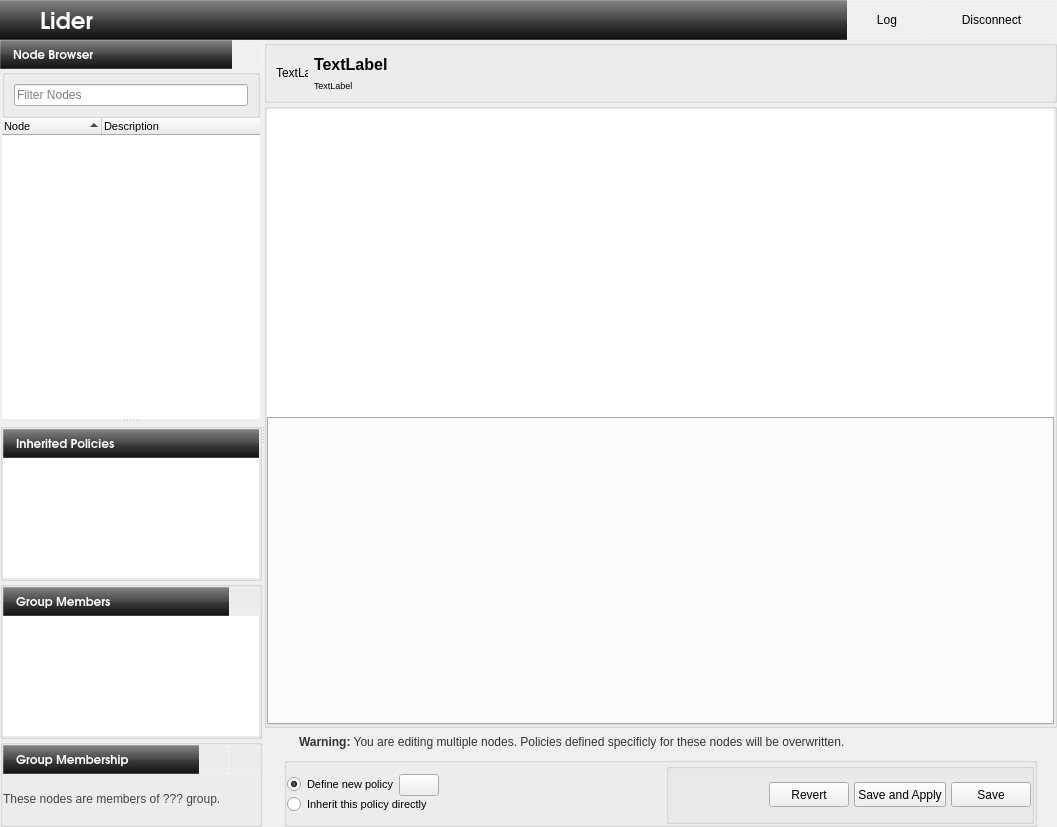
Before: the Qt Designer form branches/ahenk/2.0/renan.cakirerk/ahenk/lider/lider/main.ui in pars-linux/uludag, drawn with Qt 5.
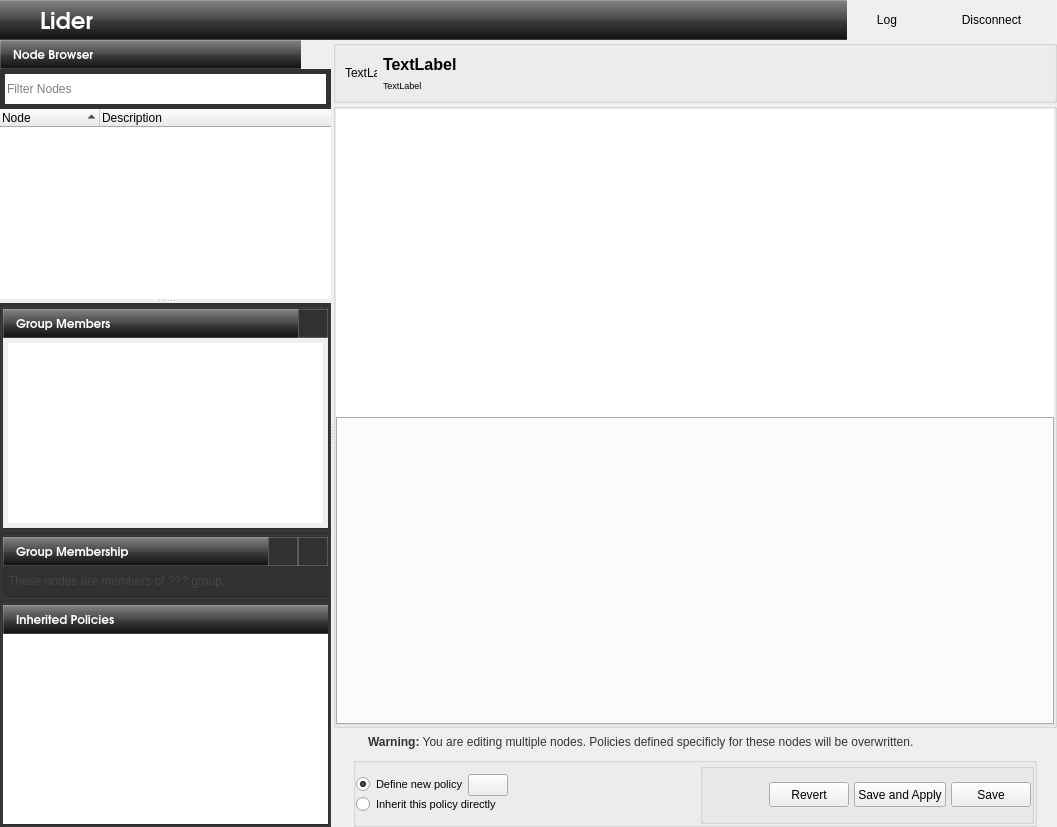
After: the same form once the commit is applied. Icons and pictures are not drawn.

Commit message: list members of groups

```diff
--- a/branches/ahenk/2.0/renan.cakirerk/ahenk/lider/lider/main.ui
+++ b/branches/ahenk/2.0/renan.cakirerk/ahenk/lider/lider/main.ui
@@ -1036,22 +1036,34 @@
            </property>
            <item row="1" column="0">
             <widget class="QSplitter" name="splitter_2">
+             <property name="sizePolicy">
+              <sizepolicy hsizetype="Preferred" vsizetype="Preferred">
+               <horstretch>0</horstretch>
+               <verstretch>0</verstretch>
+              </sizepolicy>
+             </property>
              <property name="orientation">
               <enum>Qt::Vertical</enum>
              </property>
-             <widget class="QWidget" name="widget" native="true">
+             <property name="opaqueResize">
+              <bool>false</bool>
+             </property>
+             <widget class="QWidget" name="widgetNodes" native="true">
               <property name="sizePolicy">
-               <sizepolicy hsizetype="Preferred" vsizetype="Expanding">
+               <sizepolicy hsizetype="Preferred" vsizetype="Preferred">
                 <horstretch>0</horstretch>
-                <verstretch>10</verstretch>
+                <verstretch>0</verstretch>
                </sizepolicy>
               </property>
               <property name="minimumSize">
                <size>
                 <width>0</width>
-                <height>350</height>
+                <height>0</height>
                </size>
               </property>
+              <property name="styleSheet">
+               <string notr="true">#widgetNodes{background-color: rgb(50, 50, 50);}</string>
+              </property>
               <layout class="QGridLayout" name="gridLayout_21">
                <property name="margin">
                 <number>0</number>
@@ -1059,36 +1071,12 @@
                <property name="spacing">
                 <number>0</number>
                </property>
-               <item row="0" column="0">
-                <widget class="QFrame" name="frameNodes">
-                 <property name="sizePolicy">
-                  <sizepolicy hsizetype="Expanding" vsizetype="Expanding">
-                   <horstretch>2</horstretch>
-                   <verstretch>0</verstretch>
-                  </sizepolicy>
-                 </property>
-                 <layout class="QGridLayout" name="gridLayout_2">
-                  <property name="leftMargin">
-                   <number>2</number>
-                  </property>
-                  <property name="topMargin">
-                   <number>0</number>
-                  </property>
-                  <property name="rightMargin">
-                   <number>2</number>
-                  </property>
-                  <property name="bottomMargin">
-                   <number>0</number>
-                  </property>
-                  <property name="spacing">
-                   <number>0</number>
-                  </property>
                   <item row="1" column="0">
                    <widget class="QTreeWidget" name="treeComputers">
                     <property name="sizePolicy">
                      <sizepolicy hsizetype="Expanding" vsizetype="Expanding">
                       <horstretch>0</horstretch>
-                      <verstretch>0</verstretch>
+                   <verstretch>2</verstretch>
                      </sizepolicy>
                     </property>
                     <property name="minimumSize">
@@ -1172,13 +1160,19 @@
                    </widget>
                   </item>
                   <item row="0" column="0">
-                   <widget class="QGroupBox" name="groupBox_6">
-                    <property name="title">
-                     <string/>
-                    </property>
-                    <layout class="QGridLayout" name="gridLayout_14">
-                     <item row="1" column="0">
                       <widget class="QLineEdit" name="lineFilterNodes">
+                 <property name="minimumSize">
+                  <size>
+                   <width>0</width>
+                   <height>40</height>
+                  </size>
+                 </property>
+                 <property name="styleSheet">
+                  <string notr="true">margin: 5px;</string>
+                 </property>
+                 <property name="frame">
+                  <bool>false</bool>
+                 </property>
                        <property name="placeholderText">
                         <string>Filter Nodes</string>
                        </property>
@@ -1186,13 +1180,16 @@
                      </item>
                     </layout>
                    </widget>
-                  </item>
-                 </layout>
-                </widget>
-               </item>
-              </layout>
-             </widget>
-             <widget class="QWidget" name="widget_2" native="true">
+             <widget class="QWidget" name="widgetDetails" native="true">
+              <property name="sizePolicy">
+               <sizepolicy hsizetype="Preferred" vsizetype="Preferred">
+                <horstretch>0</horstretch>
+                <verstretch>0</verstretch>
+               </sizepolicy>
+              </property>
+              <property name="styleSheet">
+               <string notr="true">#widgetDetails{background-color: rgb(50, 50, 50);}</string>
+              </property>
               <layout class="QGridLayout" name="gridLayout_20">
                <property name="margin">
                 <number>0</number>
@@ -1200,42 +1197,15 @@
                <property name="spacing">
                 <number>0</number>
                </property>
-               <item row="0" column="0">
-                <widget class="QFrame" name="frameDetails">
-                 <property name="sizePolicy">
-                  <sizepolicy hsizetype="Preferred" vsizetype="Expanding">
-                   <horstretch>0</horstretch>
-                   <verstretch>0</verstretch>
-                  </sizepolicy>
-                 </property>
-                 <property name="maximumSize">
-                  <size>
-                   <width>16777215</width>
-                   <height>600</height>
-                  </size>
-                 </property>
-                 <property name="frameShape">
-                  <enum>QFrame::NoFrame</enum>
-                 </property>
-                 <property name="frameShadow">
-                  <enum>QFrame::Plain</enum>
-                 </property>
-                 <layout class="QGridLayout" name="gridLayout_10">
-                  <property name="margin">
-                   <number>0</number>
-                  </property>
-                  <property name="spacing">
-                   <number>0</number>
-                  </property>
-                  <item row="0" column="0">
+               <item row="2" column="0">
                    <widget class="QGroupBox" name="groupInherited">
                     <property name="enabled">
                      <bool>true</bool>
                     </property>
                     <property name="sizePolicy">
-                     <sizepolicy hsizetype="Expanding" vsizetype="Expanding">
+                  <sizepolicy hsizetype="Preferred" vsizetype="Preferred">
                       <horstretch>0</horstretch>
-                      <verstretch>1</verstretch>
+                   <verstretch>0</verstretch>
                      </sizepolicy>
                     </property>
                     <property name="autoFillBackground">
@@ -1257,28 +1227,61 @@
                      <property name="spacing">
                       <number>0</number>
                      </property>
-                     <item row="1" column="0">
+                  <item row="2" column="0" colspan="2">
                       <widget class="QListWidget" name="listApplied">
                        <property name="sizePolicy">
-                        <sizepolicy hsizetype="Expanding" vsizetype="Expanding">
+                     <sizepolicy hsizetype="Preferred" vsizetype="Preferred">
                          <horstretch>0</horstretch>
                          <verstretch>0</verstretch>
                         </sizepolicy>
                        </property>
+                    <property name="maximumSize">
+                     <size>
+                      <width>16777215</width>
+                      <height>16777215</height>
+                     </size>
+                    </property>
                        <property name="frameShape">
                         <enum>QFrame::NoFrame</enum>
                        </property>
                       </widget>
                      </item>
                      <item row="0" column="0">
-                      <widget class="QWidget" name="widget_3" native="true">
-                       <layout class="QGridLayout" name="gridLayout_18">
+                   <widget class="QLabel" name="label_14">
+                    <property name="sizePolicy">
+                     <sizepolicy hsizetype="Fixed" vsizetype="Preferred">
+                      <horstretch>0</horstretch>
+                      <verstretch>0</verstretch>
+                     </sizepolicy>
+                    </property>
+                    <property name="styleSheet">
+                     <string notr="true">background-color: qlineargradient(spread:pad, x1:0.5, y1:0, x2:0.5, y2:1, stop:0 rgba(132, 132, 132, 255), stop:0.501481 rgba(70, 70, 70, 255), stop:0.503057 rgba(62, 62, 62, 255), stop:1 rgba(16, 16, 16, 255));
+color:rgb(255,255,255);
+/*qlineargradient(spread:pad, x1:0.5, y1:1, x2:0.5, y2:0, stop:0 rgba(183, 100, 124, 255), stop:0.0212465 rgba(91, 33, 50, 255), stop:0.521739 rgba(152, 86, 105, 255), stop:0.527174 rgba(155, 98, 115, 255), stop:0.983696 rgba(184, 141, 153, 255), stop:1 rgba(220, 173, 186, 255));*/
+/*background-color: qlineargradient(spread:pad, x1:1, y1:1, x2:0, y2:0, stop:0 rgba(219, 219, 219, 100), stop:1 rgba(255, 255, 255, 100));*/
+border-top: 1px solid rgba(255,255,255,50);
+border-right: 0px solid rgba(255,255,255,50);
+border-bottom: 1px solid rgba(255,255,255,50);
+border-left: 1px solid rgba(255,255,255,50);
+padding-left: 5px;</string>
+                    </property>
+                    <property name="text">
+                     <string/>
+                    </property>
+                    <property name="pixmap">
+                     <pixmap resource="data.qrc">:/icons/computer16.png</pixmap>
+                    </property>
+                    <property name="scaledContents">
+                     <bool>false</bool>
+                    </property>
                         <property name="margin">
                          <number>0</number>
                         </property>
-                        <property name="spacing">
+                    <property name="indent">
                          <number>0</number>
                         </property>
+                   </widget>
+                  </item>
                         <item row="0" column="1">
                          <widget class="QLabel" name="label_8">
                           <property name="sizePolicy">
@@ -1329,54 +1332,15 @@
                           </property>
                          </widget>
                         </item>
+                 </layout>
+                </widget>
+               </item>
                         <item row="0" column="0">
-                         <widget class="QLabel" name="label_14">
-                          <property name="sizePolicy">
-                           <sizepolicy hsizetype="Fixed" vsizetype="Preferred">
-                            <horstretch>0</horstretch>
-                            <verstretch>0</verstretch>
-                           </sizepolicy>
-                          </property>
-                          <property name="styleSheet">
-                           <string notr="true">background-color: qlineargradient(spread:pad, x1:0.5, y1:0, x2:0.5, y2:1, stop:0 rgba(132, 132, 132, 255), stop:0.501481 rgba(70, 70, 70, 255), stop:0.503057 rgba(62, 62, 62, 255), stop:1 rgba(16, 16, 16, 255));
-color:rgb(255,255,255);
-/*qlineargradient(spread:pad, x1:0.5, y1:1, x2:0.5, y2:0, stop:0 rgba(183, 100, 124, 255), stop:0.0212465 rgba(91, 33, 50, 255), stop:0.521739 rgba(152, 86, 105, 255), stop:0.527174 rgba(155, 98, 115, 255), stop:0.983696 rgba(184, 141, 153, 255), stop:1 rgba(220, 173, 186, 255));*/
-/*background-color: qlineargradient(spread:pad, x1:1, y1:1, x2:0, y2:0, stop:0 rgba(219, 219, 219, 100), stop:1 rgba(255, 255, 255, 100));*/
-border-top: 1px solid rgba(255,255,255,50);
-border-right: 0px solid rgba(255,255,255,50);
-border-bottom: 1px solid rgba(255,255,255,50);
-border-left: 1px solid rgba(255,255,255,50);
-padding-left: 5px;</string>
-                          </property>
-                          <property name="text">
-                           <string/>
-                          </property>
-                          <property name="pixmap">
-                           <pixmap resource="data.qrc">:/icons/computer16.png</pixmap>
-                          </property>
-                          <property name="scaledContents">
-                           <bool>false</bool>
-                          </property>
-                          <property name="margin">
-                           <number>0</number>
-                          </property>
-                          <property name="indent">
-                           <number>0</number>
-                          </property>
-                         </widget>
-                        </item>
-                       </layout>
-                      </widget>
-                     </item>
-                    </layout>
-                   </widget>
-                  </item>
-                  <item row="1" column="0">
                    <widget class="QGroupBox" name="groupGMembers">
                     <property name="sizePolicy">
-                     <sizepolicy hsizetype="Preferred" vsizetype="Expanding">
+                  <sizepolicy hsizetype="Preferred" vsizetype="Preferred">
                       <horstretch>0</horstretch>
-                      <verstretch>1</verstretch>
+                   <verstretch>0</verstretch>
                      </sizepolicy>
                     </property>
                     <property name="title">
@@ -1392,21 +1356,58 @@
                      <property name="spacing">
                       <number>0</number>
                      </property>
+                  <item row="1" column="0" colspan="3">
+                   <widget class="QListWidget" name="listGroupMembers">
+                    <property name="sizePolicy">
+                     <sizepolicy hsizetype="Preferred" vsizetype="Preferred">
+                      <horstretch>0</horstretch>
+                      <verstretch>1</verstretch>
+                     </sizepolicy>
+                    </property>
+                    <property name="styleSheet">
+                     <string notr="true">#listGroupMembers { padding: 5px;}</string>
+                    </property>
+                    <property name="frameShape">
+                     <enum>QFrame::NoFrame</enum>
+                    </property>
+                   </widget>
+                  </item>
                      <item row="0" column="0">
-                      <widget class="QWidget" name="widget_5" native="true">
+                   <widget class="QLabel" name="label_12">
                        <property name="sizePolicy">
-                        <sizepolicy hsizetype="Preferred" vsizetype="Expanding">
+                     <sizepolicy hsizetype="Fixed" vsizetype="Preferred">
                          <horstretch>0</horstretch>
                          <verstretch>0</verstretch>
                         </sizepolicy>
                        </property>
-                       <layout class="QGridLayout" name="gridLayout_16">
+                    <property name="styleSheet">
+                     <string notr="true">background-color: qlineargradient(spread:pad, x1:0.5, y1:0, x2:0.5, y2:1, stop:0 rgba(132, 132, 132, 255), stop:0.501481 rgba(70, 70, 70, 255), stop:0.503057 rgba(62, 62, 62, 255), stop:1 rgba(16, 16, 16, 255));
+color:rgb(255,255,255);
+/*qlineargradient(spread:pad, x1:0.5, y1:1, x2:0.5, y2:0, stop:0 rgba(183, 100, 124, 255), stop:0.0212465 rgba(91, 33, 50, 255), stop:0.521739 rgba(152, 86, 105, 255), stop:0.527174 rgba(155, 98, 115, 255), stop:0.983696 rgba(184, 141, 153, 255), stop:1 rgba(220, 173, 186, 255));*/
+/*background-color: qlineargradient(spread:pad, x1:1, y1:1, x2:0, y2:0, stop:0 rgba(219, 219, 219, 100), stop:1 rgba(255, 255, 255, 100));*/
+border-top: 1px solid rgba(255,255,255,50);
+border-right: 0px solid rgba(255,255,255,50);
+border-bottom: 1px solid rgba(255,255,255,50);
+border-left: 1px solid rgba(255,255,255,50);
+padding-left: 5px;</string>
+                    </property>
+                    <property name="text">
+                     <string/>
+                    </property>
+                    <property name="pixmap">
+                     <pixmap resource="data.qrc">:/icons/computer16.png</pixmap>
+                    </property>
+                    <property name="scaledContents">
+                     <bool>false</bool>
+                    </property>
                         <property name="margin">
                          <number>0</number>
                         </property>
-                        <property name="spacing">
+                    <property name="indent">
                          <number>0</number>
                         </property>
+                   </widget>
+                  </item>
                         <item row="0" column="1">
                          <widget class="QLabel" name="label_9">
                           <property name="sizePolicy">
@@ -1487,65 +1488,13 @@
                           </property>
                          </widget>
                         </item>
-                        <item row="0" column="0">
-                         <widget class="QLabel" name="label_12">
-                          <property name="sizePolicy">
-                           <sizepolicy hsizetype="Fixed" vsizetype="Preferred">
-                            <horstretch>0</horstretch>
-                            <verstretch>0</verstretch>
-                           </sizepolicy>
-                          </property>
-                          <property name="styleSheet">
-                           <string notr="true">background-color: qlineargradient(spread:pad, x1:0.5, y1:0, x2:0.5, y2:1, stop:0 rgba(132, 132, 132, 255), stop:0.501481 rgba(70, 70, 70, 255), stop:0.503057 rgba(62, 62, 62, 255), stop:1 rgba(16, 16, 16, 255));
-color:rgb(255,255,255);
-/*qlineargradient(spread:pad, x1:0.5, y1:1, x2:0.5, y2:0, stop:0 rgba(183, 100, 124, 255), stop:0.0212465 rgba(91, 33, 50, 255), stop:0.521739 rgba(152, 86, 105, 255), stop:0.527174 rgba(155, 98, 115, 255), stop:0.983696 rgba(184, 141, 153, 255), stop:1 rgba(220, 173, 186, 255));*/
-/*background-color: qlineargradient(spread:pad, x1:1, y1:1, x2:0, y2:0, stop:0 rgba(219, 219, 219, 100), stop:1 rgba(255, 255, 255, 100));*/
-border-top: 1px solid rgba(255,255,255,50);
-border-right: 0px solid rgba(255,255,255,50);
-border-bottom: 1px solid rgba(255,255,255,50);
-border-left: 1px solid rgba(255,255,255,50);
-padding-left: 5px;</string>
-                          </property>
-                          <property name="text">
-                           <string/>
-                          </property>
-                          <property name="pixmap">
-                           <pixmap resource="data.qrc">:/icons/computer16.png</pixmap>
-                          </property>
-                          <property name="scaledContents">
-                           <bool>false</bool>
-                          </property>
-                          <property name="margin">
-                           <number>0</number>
-                          </property>
-                          <property name="indent">
-                           <number>0</number>
-                          </property>
-                         </widget>
-                        </item>
                        </layout>
                       </widget>
                      </item>
                      <item row="1" column="0">
-                      <widget class="QListWidget" name="listGroupMembers">
-                       <property name="sizePolicy">
-                        <sizepolicy hsizetype="Preferred" vsizetype="Expanding">
-                         <horstretch>0</horstretch>
-                         <verstretch>0</verstretch>
-                        </sizepolicy>
-                       </property>
-                       <property name="frameShape">
-                        <enum>QFrame::NoFrame</enum>
-                       </property>
-                      </widget>
-                     </item>
-                    </layout>
-                   </widget>
-                  </item>
-                  <item row="2" column="0">
                    <widget class="QGroupBox" name="groupGMembership">
                     <property name="sizePolicy">
-                     <sizepolicy hsizetype="Preferred" vsizetype="Expanding">
+                  <sizepolicy hsizetype="Preferred" vsizetype="Preferred">
                       <horstretch>0</horstretch>
                       <verstretch>0</verstretch>
                      </sizepolicy>
@@ -1559,52 +1508,13 @@
                     <property name="flat">
                      <bool>true</bool>
                     </property>
-                    <layout class="QGridLayout" name="gridLayout_11">
+                 <layout class="QGridLayout" name="gridLayout_2">
                      <property name="margin">
                       <number>0</number>
                      </property>
                      <property name="spacing">
                       <number>0</number>
                      </property>
-                     <item row="0" column="0">
-                      <widget class="QWidget" name="widget_6" native="true">
-                       <layout class="QGridLayout" name="gridLayout_17">
-                        <property name="margin">
-                         <number>0</number>
-                        </property>
-                        <property name="spacing">
-                         <number>0</number>
-                        </property>
-                        <item row="0" column="2">
-                         <widget class="QPushButton" name="pushGroupNew">
-                          <property name="minimumSize">
-                           <size>
-                            <width>30</width>
-                            <height>29</height>
-                           </size>
-                          </property>
-                          <property name="maximumSize">
-                           <size>
-                            <width>30</width>
-                            <height>16777215</height>
-                           </size>
-                          </property>
-                          <property name="autoFillBackground">
-                           <bool>false</bool>
-                          </property>
-                          <property name="styleSheet">
-                           <string notr="true">border: 1px solid rgba(255,255,255,50);
-border-radius: 0px;</string>
-                          </property>
-                          <property name="text">
-                           <string/>
-                          </property>
-                          <property name="icon">
-                           <iconset resource="data.qrc">
-                            <normaloff>:/icons/list-add.png</normaloff>:/icons/list-add.png</iconset>
-                          </property>
-                         </widget>
-                        </item>
                         <item row="0" column="0">
                          <widget class="QLabel" name="label_13">
                           <property name="sizePolicy">
@@ -1641,128 +1551,20 @@
                           </property>
                          </widget>
                         </item>
-                        <item row="0" column="1">
-                         <widget class="QLabel" name="label_11">
-                          <property name="sizePolicy">
-                           <sizepolicy hsizetype="Preferred" vsizetype="Preferred">
-                            <horstretch>0</horstretch>
-                            <verstretch>0</verstretch>
-                           </sizepolicy>
-                          </property>
-                          <property name="minimumSize">
-                           <size>
-                            <width>0</width>
-                            <height>29</height>
-                           </size>
-                          </property>
-                          <property name="maximumSize">
-                           <size>
-                            <width>16777215</width>
-                            <height>29</height>
-                           </size>
-                          </property>
-                          <property name="font">
-                           <font>
-                            <family>URW Gothic L</family>
-                            <pointsize>9</pointsize>
-                            <weight>75</weight>
-                            <bold>true</bold>
-                            <underline>false</underline>
-                           </font>
-                          </property>
-                          <property name="styleSheet">
-                           <string notr="true">background-color: qlineargradient(spread:pad, x1:0.5, y1:0, x2:0.5, y2:1, stop:0 rgba(132, 132, 132, 255), stop:0.501481 rgba(70, 70, 70, 255), stop:0.503057 rgba(62, 62, 62, 255), stop:1 rgba(16, 16, 16, 255));
-color:rgb(255,255,255);
-/*qlineargradient(spread:pad, x1:0.5, y1:1, x2:0.5, y2:0, stop:0 rgba(183, 100, 124, 255), stop:0.0212465 rgba(91, 33, 50, 255), stop:0.521739 rgba(152, 86, 105, 255), stop:0.527174 rgba(155, 98, 115, 255), stop:0.983696 rgba(184, 141, 153, 255), stop:1 rgba(220, 173, 186, 255));*/
-/*background-color: qlineargradient(spread:pad, x1:1, y1:1, x2:0, y2:0, stop:0 rgba(219, 219, 219, 100), stop:1 rgba(255, 255, 255, 100));*/
-border-top: 1px solid rgba(255,255,255,50);
-border-right: 0px solid rgba(255,255,255,50);
-border-bottom: 1px solid rgba(255,255,255,50);
-border-left: 0px solid rgba(255,255,255,50);</string>
-                          </property>
-                          <property name="text">
-                           <string>Group Membership</string>
-                          </property>
-                          <property name="margin">
-                           <number>5</number>
-                          </property>
-                          <property name="indent">
-                           <number>0</number>
-                          </property>
-                         </widget>
-                        </item>
-                        <item row="0" column="3">
-                         <widget class="QPushButton" name="pushGroupOld">
-                          <property name="minimumSize">
-                           <size>
-                            <width>30</width>
-                            <height>29</height>
-                           </size>
-                          </property>
-                          <property name="maximumSize">
-                           <size>
-                            <width>30</width>
-                            <height>16777215</height>
-                           </size>
-                          </property>
-                          <property name="autoFillBackground">
-                           <bool>false</bool>
-                          </property>
-                          <property name="styleSheet">
-                           <string notr="true">border: 1px solid rgba(255,255,255,50);
-border-radius: 0px;</string>
-                          </property>
-                          <property name="text">
-                           <string/>
-                          </property>
-                          <property name="icon">
-                           <iconset resource="data.qrc">
-                            <normaloff>:/icons/settings32.png</normaloff>:/icons/settings32.png</iconset>
-                          </property>
-                         </widget>
-                        </item>
-                       </layout>
-                      </widget>
-                     </item>
-                     <item row="1" column="0">
-                      <widget class="QStackedWidget" name="stackedGMembership">
-                       <property name="sizePolicy">
-                        <sizepolicy hsizetype="Preferred" vsizetype="Expanding">
-                         <horstretch>0</horstretch>
-                         <verstretch>0</verstretch>
-                        </sizepolicy>
-                       </property>
-                       <property name="minimumSize">
-                        <size>
-                         <width>0</width>
-                         <height>50</height>
-                        </size>
-                       </property>
-                       <property name="currentIndex">
-                        <number>0</number>
-                       </property>
-                       <widget class="QWidget" name="pageGroupOld">
-                        <property name="sizePolicy">
-                         <sizepolicy hsizetype="Preferred" vsizetype="Expanding">
-                          <horstretch>0</horstretch>
-                          <verstretch>0</verstretch>
-                         </sizepolicy>
-                        </property>
-                        <layout class="QGridLayout" name="gridLayout_12">
-                         <property name="margin">
-                          <number>0</number>
-                         </property>
-                         <property name="spacing">
-                          <number>0</number>
-                         </property>
-                         <item row="0" column="0">
+                  <item row="1" column="0" colspan="4">
                           <widget class="QLabel" name="labelGroupOld">
                            <property name="sizePolicy">
-                            <sizepolicy hsizetype="Preferred" vsizetype="Expanding">
+                     <sizepolicy hsizetype="Preferred" vsizetype="Preferred">
                              <horstretch>0</horstretch>
                              <verstretch>0</verstretch>
                             </sizepolicy>
                            </property>
+                    <property name="minimumSize">
+                     <size>
+                      <width>0</width>
+                      <height>30</height>
+                     </size>
+                    </property>
                            <property name="styleSheet">
                             <string notr="true">        show-decoration-selected: 1; /* make the selection span the entire width of the view */
         color: #444444;
@@ -1774,30 +1576,119 @@
                            <property name="text">
                             <string>These nodes are members of ??? group.</string>
                            </property>
-                          </widget>
-                         </item>
-                        </layout>
-                       </widget>
-                       <widget class="QWidget" name="pageGroupNew">
-                        <layout class="QGridLayout" name="gridLayout_13">
+                    <property name="indent">
+                     <number>5</number>
+                    </property>
+                   </widget>
+                  </item>
+                  <item row="0" column="1">
+                   <widget class="QLabel" name="label_11">
+                    <property name="sizePolicy">
+                     <sizepolicy hsizetype="Preferred" vsizetype="Preferred">
+                      <horstretch>0</horstretch>
+                      <verstretch>0</verstretch>
+                     </sizepolicy>
+                    </property>
+                    <property name="minimumSize">
+                     <size>
+                      <width>0</width>
+                      <height>29</height>
+                     </size>
+                    </property>
+                    <property name="maximumSize">
+                     <size>
+                      <width>16777215</width>
+                      <height>29</height>
+                     </size>
+                    </property>
+                    <property name="font">
+                     <font>
+                      <family>URW Gothic L</family>
+                      <pointsize>9</pointsize>
+                      <weight>75</weight>
+                      <bold>true</bold>
+                      <underline>false</underline>
+                     </font>
+                    </property>
+                    <property name="styleSheet">
+                     <string notr="true">background-color: qlineargradient(spread:pad, x1:0.5, y1:0, x2:0.5, y2:1, stop:0 rgba(132, 132, 132, 255), stop:0.501481 rgba(70, 70, 70, 255), stop:0.503057 rgba(62, 62, 62, 255), stop:1 rgba(16, 16, 16, 255));
+color:rgb(255,255,255);
+/*qlineargradient(spread:pad, x1:0.5, y1:1, x2:0.5, y2:0, stop:0 rgba(183, 100, 124, 255), stop:0.0212465 rgba(91, 33, 50, 255), stop:0.521739 rgba(152, 86, 105, 255), stop:0.527174 rgba(155, 98, 115, 255), stop:0.983696 rgba(184, 141, 153, 255), stop:1 rgba(220, 173, 186, 255));*/
+/*background-color: qlineargradient(spread:pad, x1:1, y1:1, x2:0, y2:0, stop:0 rgba(219, 219, 219, 100), stop:1 rgba(255, 255, 255, 100));*/
+border-top: 1px solid rgba(255,255,255,50);
+border-right: 0px solid rgba(255,255,255,50);
+border-bottom: 1px solid rgba(255,255,255,50);
+border-left: 0px solid rgba(255,255,255,50);</string>
+                    </property>
+                    <property name="text">
+                     <string>Group Membership</string>
+                    </property>
                          <property name="margin">
-                          <number>0</number>
-                         </property>
-                         <property name="spacing">
+                     <number>5</number>
+                    </property>
+                    <property name="indent">
                           <number>0</number>
                          </property>
-                         <item row="0" column="0">
-                          <widget class="QLabel" name="labelGroupNew">
+                   </widget>
+                  </item>
+                  <item row="0" column="3">
+                   <widget class="QPushButton" name="pushGroupNew">
+                    <property name="minimumSize">
+                     <size>
+                      <width>30</width>
+                      <height>29</height>
+                     </size>
+                    </property>
+                    <property name="maximumSize">
+                     <size>
+                      <width>30</width>
+                      <height>16777215</height>
+                     </size>
+                    </property>
+                    <property name="autoFillBackground">
+                     <bool>false</bool>
+                    </property>
+                    <property name="styleSheet">
+                     <string notr="true">border: 1px solid rgba(255,255,255,50);
+border-radius: 0px;</string>
+                    </property>
                            <property name="text">
-                            <string>You can create new group for selected nodes.</string>
-                           </property>
-                          </widget>
-                         </item>
-                        </layout>
-                       </widget>
-                      </widget>
-                     </item>
-                    </layout>
+                     <string/>
+                    </property>
+                    <property name="icon">
+                     <iconset resource="data.qrc">
+                      <normaloff>:/icons/list-add.png</normaloff>:/icons/list-add.png</iconset>
+                    </property>
+                   </widget>
+                  </item>
+                  <item row="0" column="2">
+                   <widget class="QPushButton" name="pushGroupOld">
+                    <property name="minimumSize">
+                     <size>
+                      <width>30</width>
+                      <height>29</height>
+                     </size>
+                    </property>
+                    <property name="maximumSize">
+                     <size>
+                      <width>30</width>
+                      <height>16777215</height>
+                     </size>
+                    </property>
+                    <property name="autoFillBackground">
+                     <bool>false</bool>
+                    </property>
+                    <property name="styleSheet">
+                     <string notr="true">border: 1px solid rgba(255,255,255,50);
+border-radius: 0px;</string>
+                    </property>
+                    <property name="text">
+                     <string/>
+                    </property>
+                    <property name="icon">
+                     <iconset resource="data.qrc">
+                      <normaloff>:/icons/settings32.png</normaloff>:/icons/settings32.png</iconset>
+                    </property>
                    </widget>
                   </item>
                  </layout>
@@ -1816,7 +1707,7 @@
      <widget class="QFrame" name="framePolicy">
       <property name="sizePolicy">
        <sizepolicy hsizetype="Preferred" vsizetype="Preferred">
-        <horstretch>5</horstretch>
+        <horstretch>0</horstretch>
         <verstretch>0</verstretch>
        </sizepolicy>
       </property>
```
Lines whose indentation alone changed are shown as unchanged. The commit also changes 1 other file.
